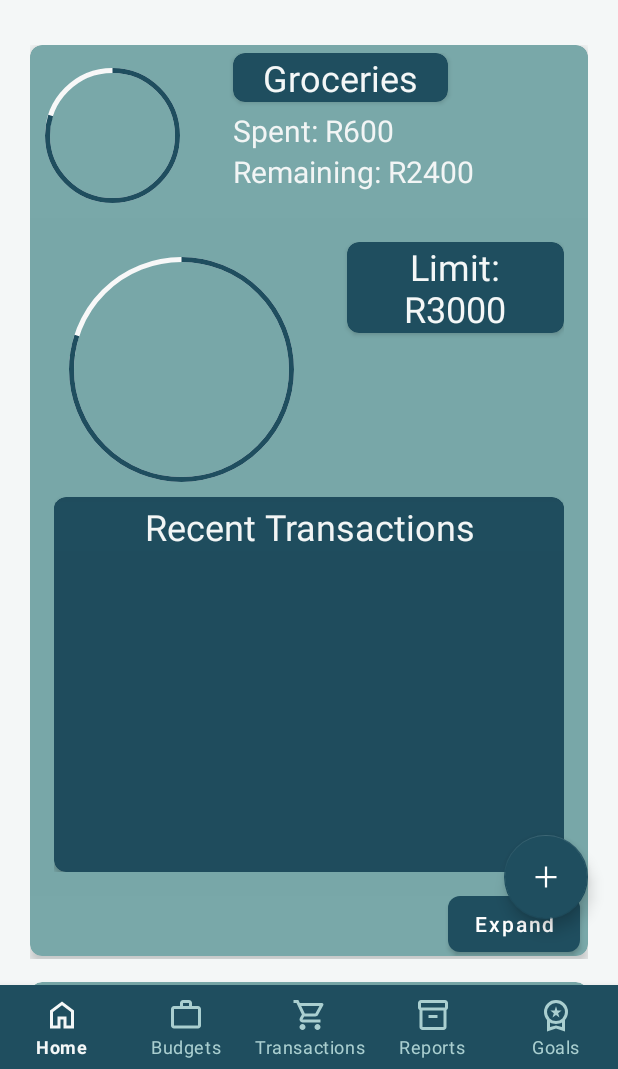
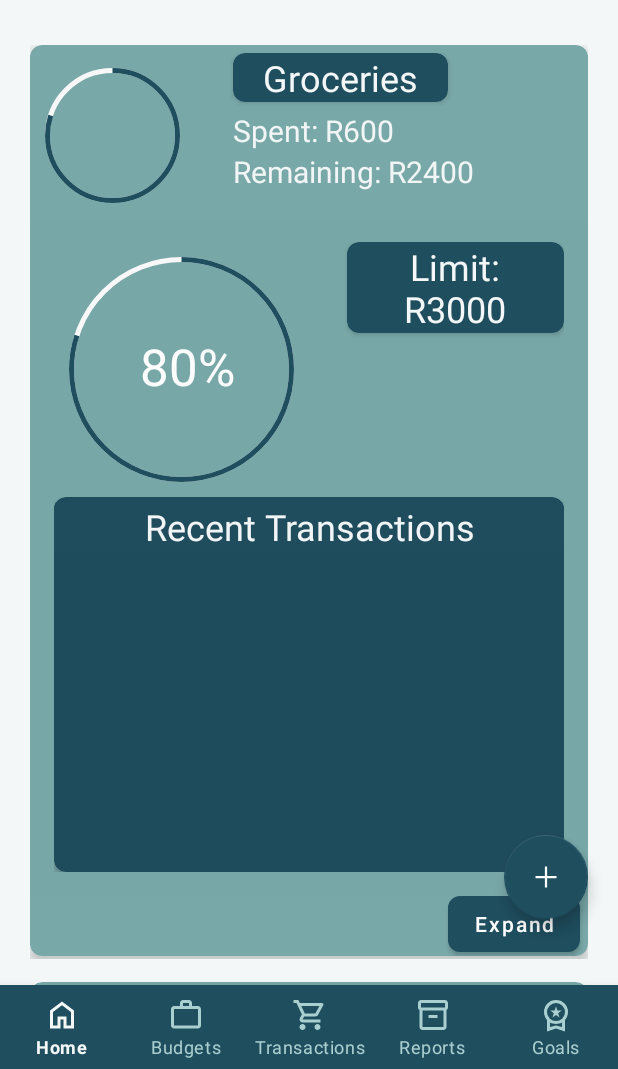
Before and after one commit to JamesWestonKnox/MoneyManager, an Android app: the layout budgets_page.xml on its own in the app's theme, with its tools: preview values and no code run, on a phone screen of 412 x 824 dp, the part 167-1236 px from its top. Run offline under Robolectric (Android 15) with nearby library versions, the phone set to English and light mode, and no system bars.

Commit message:
Percentage added in budget progress bars

```diff
--- a/app/src/main/java/com/example/moneymanager/AddBudgetActivity.kt
+++ b/app/src/main/java/com/example/moneymanager/AddBudgetActivity.kt
@@ -58,6 +58,12 @@ class AddBudgetActivity: AppCompatActivity() {
                 Toast.makeText(this, "Please enter a valid name and amount", Toast.LENGTH_SHORT).show()
             }
         }
+
+        val btnCancel = findViewById<Button>(R.id.btnCancelBudget)
+        btnCancel.setOnClickListener{
+
+            finish()
+        }
     }
 
     private fun getUserid(): Long{
--- a/app/src/main/res/layout/budget_item.xml
+++ b/app/src/main/res/layout/budget_item.xml
@@ -175,6 +175,17 @@
                             android:layout_marginBottom="5dp" />
                     </androidx.cardview.widget.CardView>
 
+                    <TextView
+                        android:id="@+id/tvPercentage"
+                        android:layout_width="wrap_content"
+                        android:layout_height="wrap_content"
+                        android:layout_marginLeft="57dp"
+                        android:layout_marginTop="-360dp"
+                        android:layout_weight="1"
+                        android:text="80%"
+                        android:textColor="#FDFDFD"
+                        android:textSize="34sp" />
+
                     <!-- Add more views here -->
                 </LinearLayout>
 
@@ -190,6 +201,7 @@
                     android:textAllCaps="false"
                     android:textSize="14sp"
                     app:cornerRadius="8dp" />
+
             </LinearLayout>
 
         </androidx.cardview.widget.CardView>
```
Also changed, not shown: app/src/main/java/com/example/moneymanager/BudgetAdapter.kt (+11 -5 lines).
